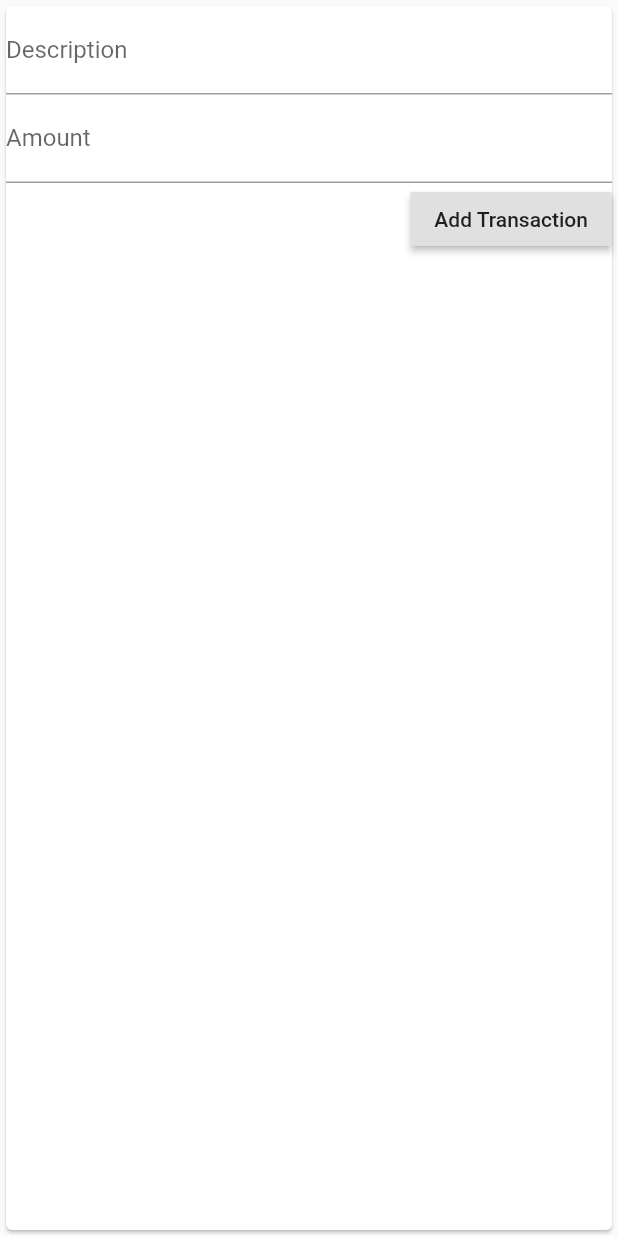
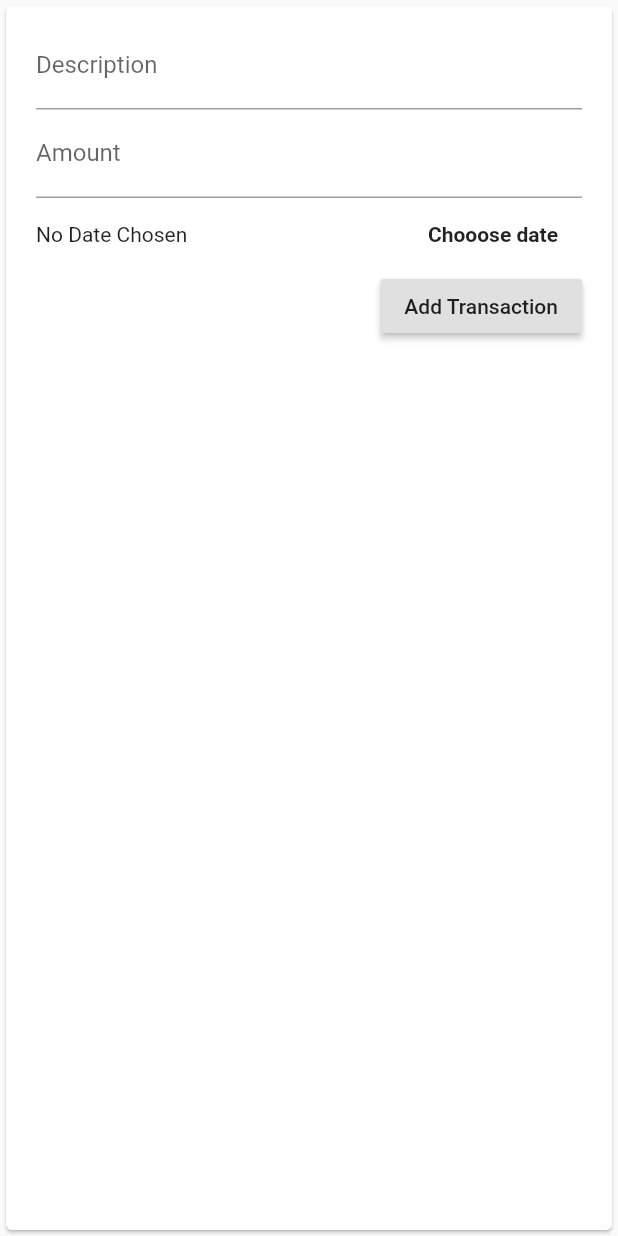
Before and after one commit to poolGolez/expense_tracker, a Flutter app: the NewTransaction widget shown alone on an empty page, opened directly with empty values, on a phone screen of 412 x 824 dp. Run offline on Flutter 3.47's test engine with Material 2 defaults, Android fonts, the phone set to English and light mode, and no system bars.

Commit message:
Add transaction date picker

```diff
--- a/lib/widget/chart.dart
+++ b/lib/widget/chart.dart
@@ -24,7 +24,7 @@ class Chart extends StatelessWidget {
         'day': DateFormat.E().format(weekday),
         'amount': totalAmount,
       };
-    });
+    }).reversed.toList();
   }
 
   @override
--- a/lib/widget/new_transaction.dart
+++ b/lib/widget/new_transaction.dart
@@ -1,4 +1,5 @@
 import 'package:flutter/material.dart';
+import 'package:intl/intl.dart';
 
 class NewTransaction extends StatefulWidget {
   final Function addTransactionHandler;
@@ -12,10 +13,31 @@ class NewTransaction extends StatefulWidget {
 class _NewTransactionState extends State<NewTransaction> {
   final _descriptionTextController = TextEditingController();
   final _amountTextController = TextEditingController();
+  DateTime _transactionDate;
+
+  void _presentDatePicker() {
+    showDatePicker(
+      context: context,
+      initialDate: _transactionDate == null ? DateTime.now() : _transactionDate,
+      firstDate: DateTime.now().subtract(Duration(days: 10000)),
+      lastDate: DateTime.now(),
+    ).then((value) {
+      if (value != null) {
+        setState(() {
+          _transactionDate = value;
+        });
+      }
+    });
+  }
 
   @override
   Widget build(BuildContext context) {
     return Card(
+      child: Padding(
+        padding: EdgeInsets.symmetric(
+          vertical: 10,
+          horizontal: 20,
+        ),
         child: Column(
           crossAxisAlignment: CrossAxisAlignment.end,
           children: <Widget>[
@@ -32,6 +54,24 @@ class _NewTransactionState extends State<NewTransaction> {
                 labelText: 'Amount',
               ),
             ),
+            Row(
+              children: <Widget>[
+                Expanded(
+                  child: Text(_transactionDate != null
+                      ? DateFormat.yMd().format(_transactionDate)
+                      : 'No Date Chosen'),
+                ),
+                FlatButton(
+                  child: Text(
+                    'Chooose date',
+                    style: TextStyle(
+                      fontWeight: FontWeight.bold,
+                    ),
+                  ),
+                  onPressed: _presentDatePicker,
+                )
+              ],
+            ),
             RaisedButton(
               child: Text('Add Transaction'),
               onPressed: () {
@@ -45,6 +85,7 @@ class _NewTransactionState extends State<NewTransaction> {
             )
           ],
         ),
+      ),
     );
   }
 }
```
Lines whose indentation alone changed are shown as unchanged.
